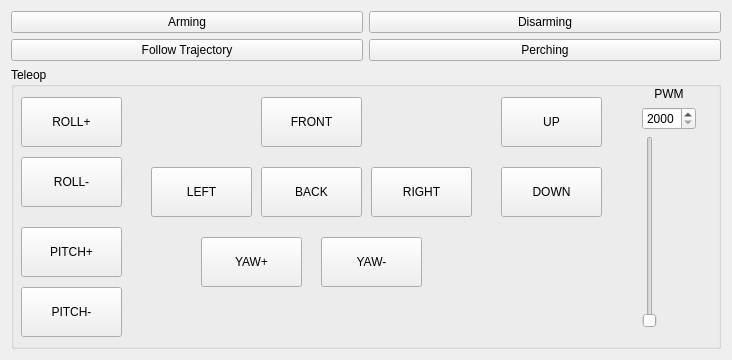
This is resources/gcs_plugin_6dof.ui in DongjaeLee95/px4_gcs_rqt as Qt 5 draws it before an edit. The edited form follows.
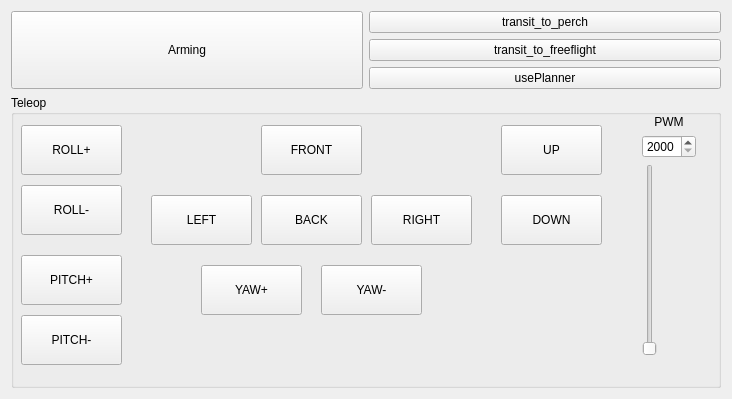
This is the edited form.

Commit message: code for transition to perch and ff added

The edit to the form file:
```diff
--- a/resources/gcs_plugin_6dof.ui
+++ b/resources/gcs_plugin_6dof.ui
@@ -7,42 +7,28 @@
     <x>0</x>
     <y>0</y>
     <width>732</width>
-    <height>360</height>
+    <height>399</height>
    </rect>
   </property>
   <property name="windowTitle">
    <string>px4_gcs_rqt</string>
   </property>
   <layout class="QGridLayout" name="gridLayout_2">
-   <item row="2" column="1">
-    <widget class="QPushButton" name="btnDisarming">
+   <item row="4" column="1">
+    <widget class="QPushButton" name="btnUsePlanner">
      <property name="text">
-      <string>Disarming</string>
+      <string>usePlanner</string>
      </property>
     </widget>
    </item>
    <item row="3" column="1">
     <widget class="QPushButton" name="btnPerching">
      <property name="text">
-      <string>Perching</string>
+      <string>transit_to_freeflight</string>
      </property>
     </widget>
    </item>
-   <item row="3" column="0">
-    <widget class="QPushButton" name="btnTrajectory">
-     <property name="text">
-      <string>Follow Trajectory</string>
-     </property>
-    </widget>
-   </item>
-   <item row="2" column="0">
-    <widget class="QPushButton" name="btnArming">
-     <property name="text">
-      <string>Arming</string>
-     </property>
-    </widget>
-   </item>
-   <item row="4" column="0" colspan="2">
+   <item row="6" column="0" colspan="2">
     <widget class="QGroupBox" name="groupBox">
      <property name="title">
       <string>Teleop</string>
@@ -250,6 +236,35 @@
      </widget>
     </widget>
    </item>
+   <item row="2" column="1">
+    <widget class="QPushButton" name="btnTransitToPerch">
+     <property name="text">
+      <string>transit_to_perch</string>
+     </property>
+    </widget>
+   </item>
+   <item row="2" column="0" rowspan="3">
+    <widget class="QPushButton" name="btnArming">
+     <property name="enabled">
+      <bool>true</bool>
+     </property>
+     <property name="sizePolicy">
+      <sizepolicy hsizetype="Minimum" vsizetype="Ignored">
+       <horstretch>0</horstretch>
+       <verstretch>0</verstretch>
+      </sizepolicy>
+     </property>
+     <property name="text">
+      <string>Arming</string>
+     </property>
+     <property name="iconSize">
+      <size>
+       <width>16</width>
+       <height>32</height>
+      </size>
+     </property>
+    </widget>
+   </item>
   </layout>
  </widget>
  <resources/>
```
Left out of the diff: 2 changed lines with no effect on the pictures. The commit also changes 2 other files.
